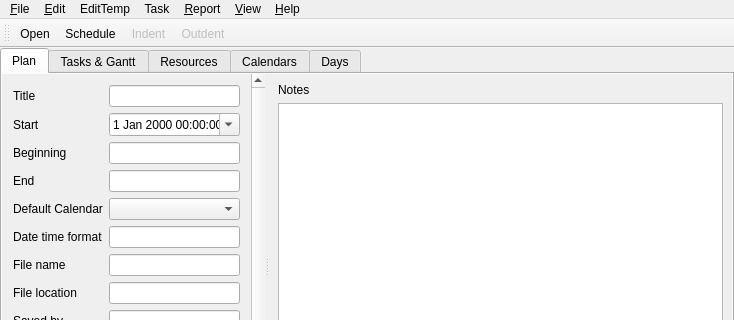
The window that mainwindow.ui (roahanramesh/qplanner) describes before a commit, drawn with Qt 5; both pictures show x 0 to 734 and y 0 to 320 of the 734 by 481 pixel window.
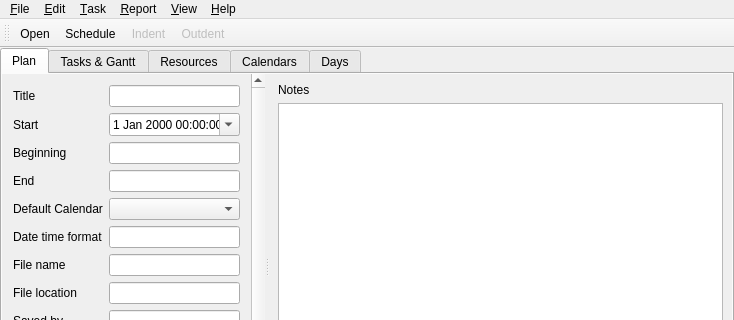
The same window after the commit. Custom widgets are drawn as their Qt base class.

```diff
--- a/mainwindow.ui
+++ b/mainwindow.ui
@@ -477,9 +477,9 @@
     <addaction name="separator"/>
     <addaction name="actionExit"/>
    </widget>
-   <widget class="QMenu" name="menuEditTemp">
+   <widget class="QMenu" name="menuEdit">
     <property name="title">
-     <string>EditTemp</string>
+     <string>&amp;Edit</string>
     </property>
     <addaction name="actionUndo"/>
     <addaction name="actionRedo"/>
@@ -514,21 +514,15 @@
     <addaction name="separator"/>
     <addaction name="actionStretchTasks"/>
    </widget>
-   <widget class="QMenu" name="menuEdit">
-    <property name="title">
-     <string>&amp;Edit</string>
-    </property>
-   </widget>
    <widget class="QMenu" name="menuTask">
     <property name="title">
-     <string>Task</string>
+     <string>&amp;Task</string>
     </property>
     <addaction name="actionIndent"/>
     <addaction name="actionOutdent"/>
    </widget>
    <addaction name="menuFile"/>
    <addaction name="menuEdit"/>
-   <addaction name="menuEditTemp"/>
    <addaction name="menuTask"/>
    <addaction name="menuReport"/>
    <addaction name="menuView"/>
```
Left out of the diff: 36 changed lines with no effect on the pictures.
